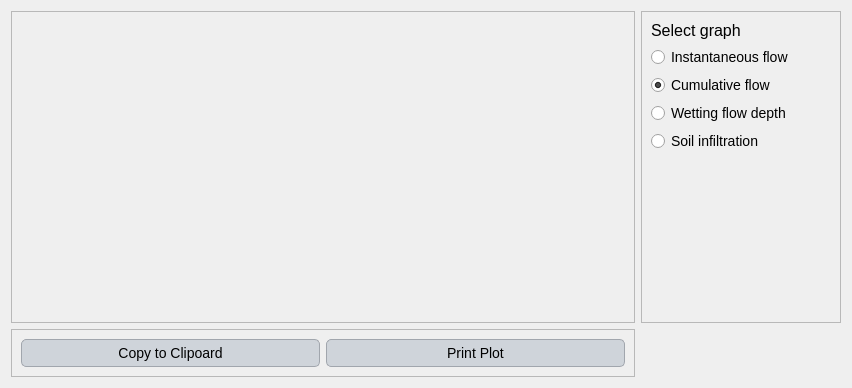
Inigobarbe/VFSMOD-GUI, file ui/ohy_graphs.ui: the form before one commit.
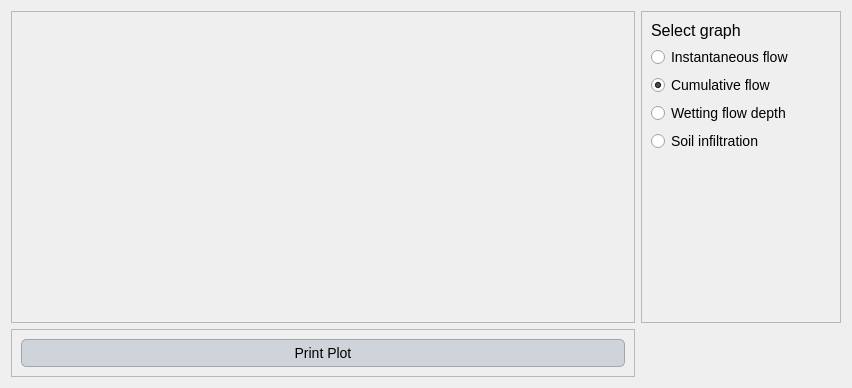
The form after the commit.

```diff
--- a/ui/ohy_graphs.ui
+++ b/ui/ohy_graphs.ui
@@ -145,14 +145,7 @@
       <item row="0" column="0">
        <layout class="QHBoxLayout" name="horizontalLayout">
         <item>
-         <widget class="QPushButton" name="pushButton">
-          <property name="text">
-           <string>Copy to Clipoard</string>
-          </property>
-         </widget>
-        </item>
-        <item>
-         <widget class="QPushButton" name="pushButton_2">
+         <widget class="QPushButton" name="print_graph">
           <property name="text">
            <string>Print Plot</string>
           </property>
```
